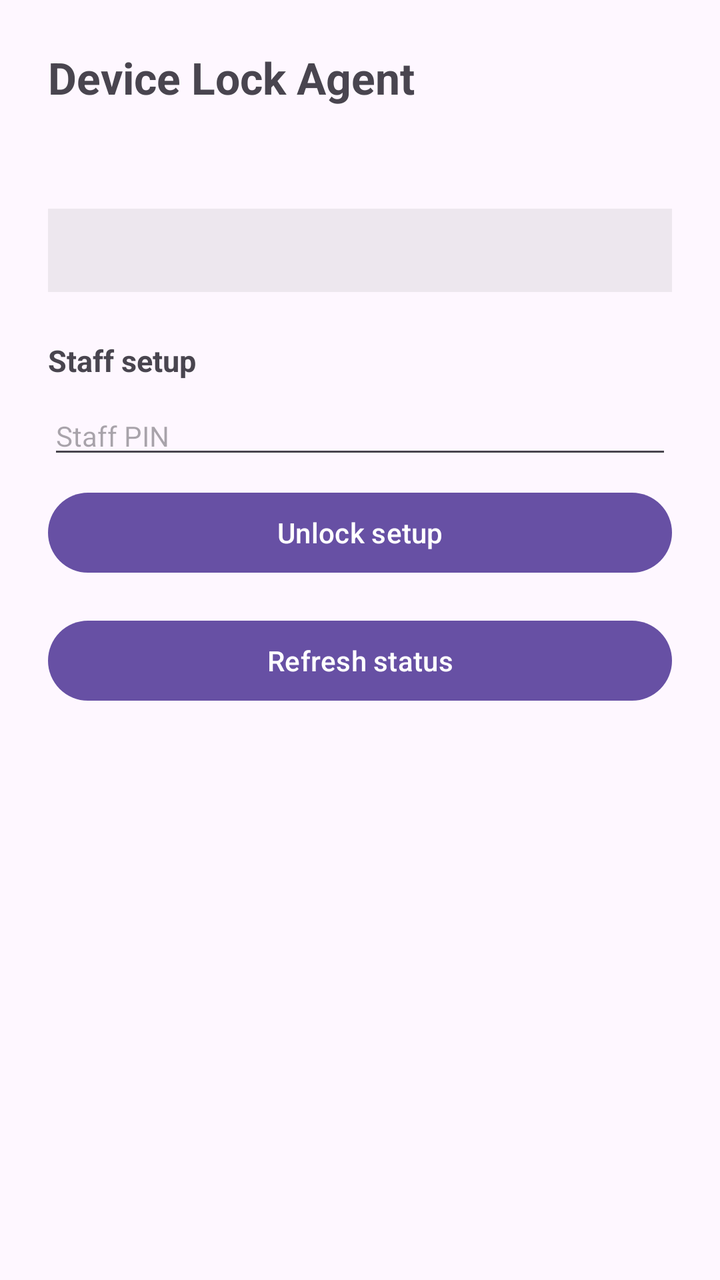
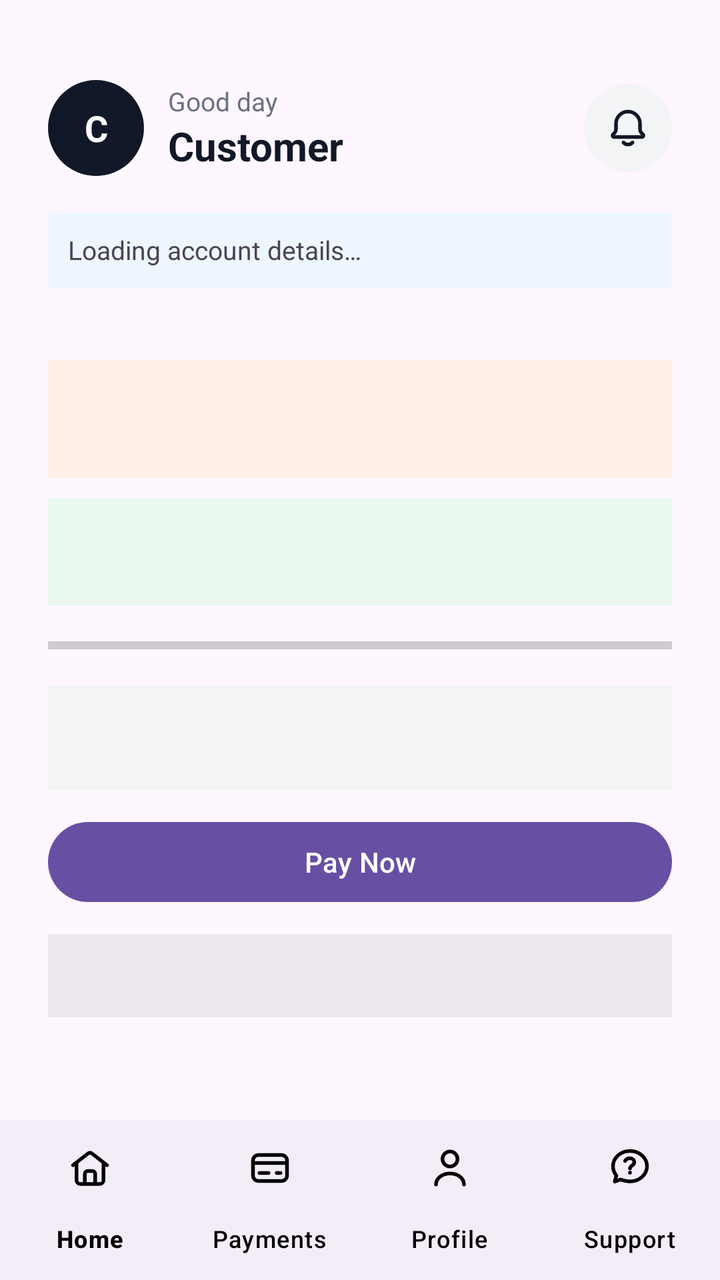

Compare the two renders of this Android layout. The source of the first and the diff that turns it into the second are given below.
<!-- AndroidManifest.xml: application theme Theme.DeviceLock -->
<!-- res/layout/activity_main.xml -->
<?xml version="1.0" encoding="utf-8"?>
<ScrollView xmlns:android="http://schemas.android.com/apk/res/android"
    android:layout_width="match_parent"
    android:layout_height="match_parent"
    android:padding="24dp">

    <LinearLayout
        android:layout_width="match_parent"
        android:layout_height="wrap_content"
        android:orientation="vertical">

        <TextView
            android:layout_width="wrap_content"
            android:layout_height="wrap_content"
            android:text="@string/app_name"
            android:textSize="22sp"
            android:textStyle="bold"
            android:paddingBottom="16dp" />

        <TextView
            android:id="@+id/txtHint"
            android:layout_width="match_parent"
            android:layout_height="wrap_content"
            android:textSize="14sp"
            android:paddingBottom="16dp" />

        <TextView
            android:id="@+id/txtStatus"
            android:layout_width="match_parent"
            android:layout_height="wrap_content"
            android:fontFamily="monospace"
            android:background="#11000000"
            android:padding="12dp"
            android:textSize="13sp" />

        
        <TextView
            android:id="@+id/txtAgent"
            android:layout_width="match_parent"
            android:layout_height="wrap_content"
            android:layout_marginTop="16dp"
            android:fontFamily="monospace"
            android:background="#11000000"
            android:padding="12dp"
            android:textSize="12sp"
            android:visibility="gone" />

        
        <TextView
            android:layout_width="wrap_content"
            android:layout_height="wrap_content"
            android:layout_marginTop="24dp"
            android:text="@string/staff_setup"
            android:textStyle="bold"
            android:textSize="15sp" />

        <EditText
            android:id="@+id/inputPin"
            android:layout_width="match_parent"
            android:layout_height="wrap_content"
            android:layout_marginTop="8dp"
            android:hint="@string/hint_staff_pin"
            android:inputType="numberPassword"
            android:textSize="14sp" />

        <Button
            android:id="@+id/btnStaffUnlock"
            android:layout_width="match_parent"
            android:layout_height="wrap_content"
            android:layout_marginTop="8dp"
            android:text="@string/action_staff_unlock" />

        <LinearLayout
            android:id="@+id/staffActions"
            android:layout_width="match_parent"
            android:layout_height="wrap_content"
            android:orientation="vertical"
            android:visibility="gone">

            
            <LinearLayout
                android:id="@+id/enrollGroup"
                android:layout_width="match_parent"
                android:layout_height="wrap_content"
                android:orientation="vertical">

                <EditText
                    android:id="@+id/inputEnrollToken"
                    android:layout_width="match_parent"
                    android:layout_height="wrap_content"
                    android:layout_marginTop="12dp"
                    android:hint="@string/hint_enroll_token"
                    android:inputType="text"
                    android:textSize="13sp" />

                <Button
                    android:id="@+id/btnEnroll"
                    android:layout_width="match_parent"
                    android:layout_height="wrap_content"
                    android:layout_marginTop="8dp"
                    android:text="@string/action_enroll" />
            </LinearLayout>

            
            <Button
                android:id="@+id/btnRelease"
                android:layout_width="match_parent"
                android:layout_height="wrap_content"
                android:layout_marginTop="12dp"
                android:visibility="gone"
                android:text="@string/action_release" />
        </LinearLayout>

        <Button
            android:id="@+id/btnRefresh"
            android:layout_width="match_parent"
            android:layout_height="wrap_content"
            android:layout_marginTop="16dp"
            android:text="@string/action_refresh" />

    </LinearLayout>
</ScrollView>
<!-- resources referenced by this layout -->
<resources>
  <string name="action_enroll">Enroll with backend</string>
  <string name="action_refresh">Refresh status</string>
  <string name="action_release">Release device (loan fully paid)</string>
  <string name="action_staff_unlock">Unlock setup</string>
  <string name="app_name">Device Lock Agent</string>
  <string name="hint_enroll_token">Enrollment token</string>
  <string name="hint_staff_pin">Staff PIN</string>
  <string name="staff_setup">Staff setup</string>
  <style name="Theme.DeviceLock" parent="Theme.Material3.DayNight" />
</resources>

<!-- the commit's change to res/layout/activity_main.xml (unified diff, before → after) -->
@@ -1,81 +1,281 @@
 <?xml version="1.0" encoding="utf-8"?>
-<ScrollView xmlns:android="http://schemas.android.com/apk/res/android"
+<LinearLayout xmlns:android="http://schemas.android.com/apk/res/android"
+    xmlns:app="http://schemas.android.com/apk/res-auto"
     android:layout_width="match_parent"
     android:layout_height="match_parent"
-    android:padding="24dp">
-
-    <LinearLayout
+    android:orientation="vertical">
+
+    <ScrollView
         android:layout_width="match_parent"
-        android:layout_height="wrap_content"
-        android:orientation="vertical">
-
-        <TextView
-            android:layout_width="wrap_content"
-            android:layout_height="wrap_content"
-            android:text="@string/app_name"
-            android:textSize="22sp"
-            android:textStyle="bold"
-            android:paddingBottom="16dp" />
-
-        <TextView
-            android:id="@+id/txtHint"
-            android:layout_width="match_parent"
-            android:layout_height="wrap_content"
-            android:textSize="14sp"
-            android:paddingBottom="16dp" />
-
-        <TextView
-            android:id="@+id/txtStatus"
-            android:layout_width="match_parent"
-            android:layout_height="wrap_content"
-            android:fontFamily="monospace"
-            android:background="#11000000"
-            android:padding="12dp"
-            android:textSize="13sp" />
-
-        
-        <TextView
-            android:id="@+id/txtAgent"
+        android:layout_height="0dp"
+        android:layout_weight="1"
+        android:padding="24dp">
+
+        <LinearLayout
+            android:layout_width="match_parent"
+            android:layout_height="wrap_content"
+            android:orientation="vertical">
+
+        <LinearLayout
+            android:id="@+id/pageHome"
             android:layout_width="match_parent"
             android:layout_height="wrap_content"
             android:layout_marginTop="16dp"
-            android:fontFamily="monospace"
-            android:background="#11000000"
-            android:padding="12dp"
-            android:textSize="12sp"
-            android:visibility="gone" />
-
-        
-        <TextView
-            android:layout_width="wrap_content"
-            android:layout_height="wrap_content"
-            android:layout_marginTop="24dp"
-            android:text="@string/staff_setup"
-            android:textStyle="bold"
-            android:textSize="15sp" />
-
-        <EditText
-            android:id="@+id/inputPin"
-            android:layout_width="match_parent"
-            android:layout_height="wrap_content"
-            android:layout_marginTop="8dp"
-            android:hint="@string/hint_staff_pin"
-            android:inputType="numberPassword"
-            android:textSize="14sp" />
-
-        <Button
-            android:id="@+id/btnStaffUnlock"
-            android:layout_width="match_parent"
-            android:layout_height="wrap_content"
-            android:layout_marginTop="8dp"
-            android:text="@string/action_staff_unlock" />
-
-        <LinearLayout
-            android:id="@+id/staffActions"
-            android:layout_width="match_parent"
-            android:layout_height="wrap_content"
+            android:orientation="vertical">
+
+            <LinearLayout
+                android:id="@+id/homeAppBar"
+                android:layout_width="match_parent"
+                android:layout_height="wrap_content"
+                android:gravity="center_vertical"
+                android:orientation="horizontal"
+                android:paddingBottom="18dp">
+
+                <TextView
+                    android:id="@+id/txtAvatar"
+                    android:layout_width="48dp"
+                    android:layout_height="48dp"
+                    android:background="@drawable/bg_avatar_circle"
+                    android:gravity="center"
+                    android:text="C"
+                    android:textColor="#FFFFFF"
+                    android:textSize="18sp"
+                    android:textStyle="bold" />
+
+                <LinearLayout
+                    android:layout_width="0dp"
+                    android:layout_height="wrap_content"
+                    android:layout_marginStart="12dp"
+                    android:layout_weight="1"
+                    android:orientation="vertical">
+
+                    <TextView
+                        android:id="@+id/txtGreeting"
+                        android:layout_width="match_parent"
+                        android:layout_height="wrap_content"
+                        android:text="Good day"
+                        android:textColor="#6B7280"
+                        android:textSize="13sp" />
+
+                    <TextView
+                        android:id="@+id/txtAppBarName"
+                        android:layout_width="match_parent"
+                        android:layout_height="wrap_content"
+                        android:text="Customer"
+                        android:textColor="#111827"
+                        android:textSize="20sp"
+                        android:textStyle="bold" />
+                </LinearLayout>
+
+                <ImageButton
+                    android:id="@+id/btnNotifications"
+                    android:layout_width="44dp"
+                    android:layout_height="44dp"
+                    android:background="@drawable/bg_notification_button"
+                    android:contentDescription="@string/action_notifications"
+                    android:padding="10dp"
+                    android:src="@drawable/ic_notification" />
+            </LinearLayout>
+
+            <TextView
+                android:id="@+id/txtSummaryState"
+                android:layout_width="match_parent"
+                android:layout_height="wrap_content"
+                android:padding="10dp"
+                android:background="#EEF6FF"
+                android:text="@string/summary_loading"
+                android:textSize="13sp" />
+
+            <TextView
+                android:id="@+id/txtWelcome"
+                android:layout_width="match_parent"
+                android:layout_height="wrap_content"
+                android:textStyle="bold"
+                android:textSize="18sp" />
+
+            <TextView
+                android:id="@+id/txtRemaining"
+                android:layout_width="match_parent"
+                android:layout_height="wrap_content"
+                android:layout_marginTop="12dp"
+                android:background="#FFEFE6"
+                android:padding="16dp"
+                android:textSize="20sp"
+                android:textStyle="bold" />
+
+            <TextView
+                android:id="@+id/txtPaid"
+                android:layout_width="match_parent"
+                android:layout_height="wrap_content"
+                android:layout_marginTop="10dp"
+                android:background="#EAF8EF"
+                android:padding="16dp"
+                android:textSize="16sp" />
+
+            <ProgressBar
+                android:id="@+id/progressPaid"
+                style="?android:attr/progressBarStyleHorizontal"
+                android:layout_width="match_parent"
+                android:layout_height="wrap_content"
+                android:layout_marginTop="12dp"
+                android:max="100" />
+
+            <TextView
+                android:id="@+id/txtNextPayment"
+                android:layout_width="match_parent"
+                android:layout_height="wrap_content"
+                android:layout_marginTop="12dp"
+                android:background="#F4F4F5"
+                android:padding="16dp"
+                android:textSize="15sp" />
+
+            <Button
+                android:id="@+id/btnPayNow"
+                android:layout_width="match_parent"
+                android:layout_height="wrap_content"
+                android:layout_marginTop="12dp"
+                android:text="@string/action_pay_now" />
+
+            <TextView
+                android:id="@+id/txtLockStatus"
+                android:layout_width="match_parent"
+                android:layout_height="wrap_content"
+                android:layout_marginTop="12dp"
+                android:background="#11000000"
+                android:padding="12dp"
+                android:textSize="13sp" />
+        </LinearLayout>
+
+        <LinearLayout
+            android:id="@+id/pagePayments"
+            android:layout_width="match_parent"
+            android:layout_height="wrap_content"
+            android:layout_marginTop="16dp"
             android:orientation="vertical"
             android:visibility="gone">
+
+            <TextView
+                android:layout_width="match_parent"
+                android:layout_height="wrap_content"
+                android:text="@string/payments_title"
+                android:textSize="18sp"
+                android:textStyle="bold" />
+
+            <TextView
+                android:id="@+id/txtInstallments"
+                android:layout_width="match_parent"
+                android:layout_height="wrap_content"
+                android:layout_marginTop="10dp"
+                android:background="#11000000"
+                android:fontFamily="monospace"
+                android:padding="12dp"
+                android:textSize="12sp" />
+
+            <TextView
+                android:id="@+id/txtRecentPayments"
+                android:layout_width="match_parent"
+                android:layout_height="wrap_content"
+                android:layout_marginTop="12dp"
+                android:background="#11000000"
+                android:fontFamily="monospace"
+                android:padding="12dp"
+                android:textSize="12sp" />
+        </LinearLayout>
+
+        <LinearLayout
+            android:id="@+id/pageProfile"
+            android:layout_width="match_parent"
+            android:layout_height="wrap_content"
+            android:layout_marginTop="16dp"
+            android:orientation="vertical"
+            android:visibility="gone">
+
+            <TextView
+                android:id="@+id/txtProfile"
+                android:layout_width="match_parent"
+                android:layout_height="wrap_content"
+                android:background="#11000000"
+                android:padding="12dp"
+                android:textSize="14sp" />
+        </LinearLayout>
+
+        <LinearLayout
+            android:id="@+id/pageSupport"
+            android:layout_width="match_parent"
+            android:layout_height="wrap_content"
+            android:layout_marginTop="16dp"
+            android:orientation="vertical"
+            android:visibility="gone">
+
+            <TextView
+                android:id="@+id/txtSupport"
+                android:layout_width="match_parent"
+                android:layout_height="wrap_content"
+                android:background="#11000000"
+                android:padding="12dp"
+                android:text="@string/support_body"
+                android:textSize="14sp" />
+
+            <TextView
+                android:id="@+id/txtHint"
+                android:layout_width="match_parent"
+                android:layout_height="wrap_content"
+                android:layout_marginTop="16dp"
+                android:textSize="14sp"
+                android:paddingBottom="16dp" />
+
+            <TextView
+                android:id="@+id/txtStatus"
+                android:layout_width="match_parent"
+                android:layout_height="wrap_content"
+                android:fontFamily="monospace"
+                android:background="#11000000"
+                android:padding="12dp"
+                android:textSize="13sp" />
+
+            
+            <TextView
+                android:id="@+id/txtAgent"
+                android:layout_width="match_parent"
+                android:layout_height="wrap_content"
+                android:layout_marginTop="16dp"
+                android:fontFamily="monospace"
+                android:background="#11000000"
+                android:padding="12dp"
+                android:textSize="12sp"
+                android:visibility="gone" />
+
+            
+            <TextView
+                android:layout_width="wrap_content"
+                android:layout_height="wrap_content"
+                android:layout_marginTop="24dp"
+                android:text="@string/staff_setup"
+                android:textStyle="bold"
+                android:textSize="15sp" />
+
+            <EditText
+                android:id="@+id/inputPin"
+                android:layout_width="match_parent"
+                android:layout_height="wrap_content"
+                android:layout_marginTop="8dp"
+                android:hint="@string/hint_staff_pin"
+                android:inputType="numberPassword"
+                android:textSize="14sp" />
+
+            <Button
+                android:id="@+id/btnStaffUnlock"
+                android:layout_width="match_parent"
+                android:layout_height="wrap_content"
+                android:layout_marginTop="8dp"
+                android:text="@string/action_staff_unlock" />
+
+            <LinearLayout
+                android:id="@+id/staffActions"
+                android:layout_width="match_parent"
+                android:layout_height="wrap_content"
+                android:orientation="vertical"
+                android:visibility="gone">
 
             
             <LinearLayout
@@ -109,14 +309,35 @@
                 android:layout_marginTop="12dp"
                 android:visibility="gone"
                 android:text="@string/action_release" />
-        </LinearLayout>
-
-        <Button
-            android:id="@+id/btnRefresh"
-            android:layout_width="match_parent"
-            android:layout_height="wrap_content"
-            android:layout_marginTop="16dp"
-            android:text="@string/action_refresh" />
+
+            <Button
+                android:id="@+id/btnDebugRelease"
+                android:layout_width="match_parent"
+                android:layout_height="wrap_content"
+                android:layout_marginTop="8dp"
+                android:visibility="gone"
+                android:text="@string/action_debug_release" />
+            </LinearLayout>
+
+            <Button
+                android:id="@+id/btnRefresh"
+                android:layout_width="match_parent"
+                android:layout_height="wrap_content"
+                android:layout_marginTop="16dp"
+                android:text="@string/action_refresh" />
+
+        </LinearLayout>
+
+        </LinearLayout>
+    </ScrollView>
+
+    <com.google.android.material.bottomnavigation.BottomNavigationView
+        android:id="@+id/bottomNav"
+        android:layout_width="match_parent"
+        android:layout_height="wrap_content"
+        app:itemIconTint="@android:color/black"
+        app:itemTextColor="@android:color/black"
+        app:labelVisibilityMode="labeled"
+        app:menu="@menu/main_bottom_nav" />
 
     </LinearLayout>
-</ScrollView>
<!-- resource entries referenced after the edit -->
@@ -1,13 +1,45 @@
 <!-- resources referenced by this layout -->
 <resources>
+  <!-- drawable bg_avatar_circle (drawable) -->
+  <?xml version="1.0" encoding="utf-8"?>
+  <shape xmlns:android="http://schemas.android.com/apk/res/android"
+      android:shape="oval">
+      <solid android:color="#111827" />
+  </shape>
+  <!-- drawable bg_notification_button (drawable) -->
+  <?xml version="1.0" encoding="utf-8"?>
+  <shape xmlns:android="http://schemas.android.com/apk/res/android"
+      android:shape="oval">
+      <solid android:color="#F3F4F6" />
+  </shape>
+  <!-- drawable ic_notification (drawable) -->
+  <?xml version="1.0" encoding="utf-8"?>
+  <vector xmlns:android="http://schemas.android.com/apk/res/android"
+      android:width="24dp"
+      android:height="24dp"
+      android:viewportWidth="24"
+      android:viewportHeight="24">
+      <path
+          android:fillColor="@android:color/transparent"
+          android:pathData="M18,9.8c0,-3.31 -2.69,-6 -6,-6s-6,2.69 -6,6v2.7c0,0.8 -0.32,1.56 -0.88,2.12L4.5,15.25c-0.47,0.47 -0.14,1.25 0.53,1.25h13.94c0.67,0 1,-0.78 0.53,-1.25l-0.62,-0.63C18.32,14.06 18,13.3 18,12.5V9.8zM9.75,19.25c0.45,0.62 1.22,1 2.25,1s1.8,-0.38 2.25,-1"
+          android:strokeColor="#111827"
+          android:strokeWidth="1.8"
+          android:strokeLineCap="round"
+          android:strokeLineJoin="round" />
+  </vector>
+  <string name="action_debug_release">Debug: release orphaned device</string>
   <string name="action_enroll">Enroll with backend</string>
+  <string name="action_notifications">Notifications</string>
+  <string name="action_pay_now">Pay Now</string>
   <string name="action_refresh">Refresh status</string>
   <string name="action_release">Release device (loan fully paid)</string>
   <string name="action_staff_unlock">Unlock setup</string>
-  <string name="app_name">Device Lock Agent</string>
   <string name="hint_enroll_token">Enrollment token</string>
   <string name="hint_staff_pin">Staff PIN</string>
+  <string name="payments_title">Installments and payments</string>
   <string name="staff_setup">Staff setup</string>
+  <string name="summary_loading">Loading account details…</string>
+  <string name="support_body">For payment questions or help with this device, contact the shop or agent who sold you the phone. Your payment information on this app is read-only and updates after confirmed payments.</string>
   <style name="Theme.DeviceLock" parent="Theme.Material3.DayNight" />
 </resources>
 
